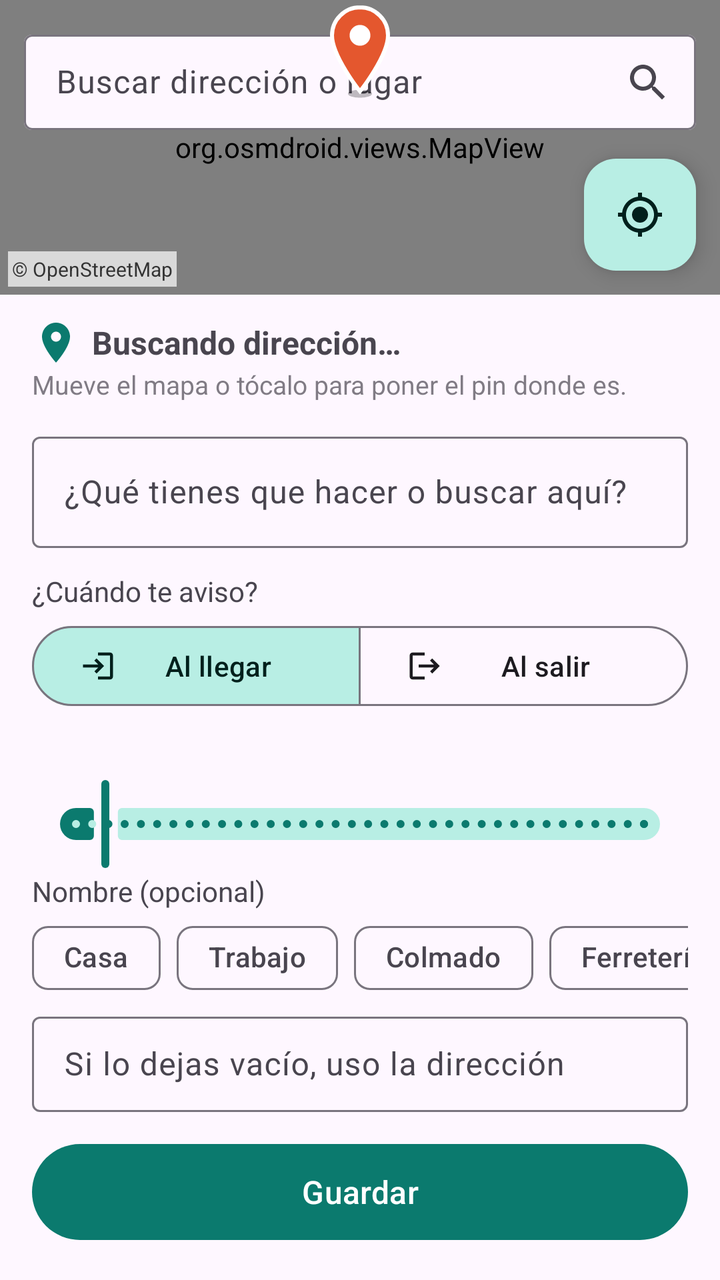
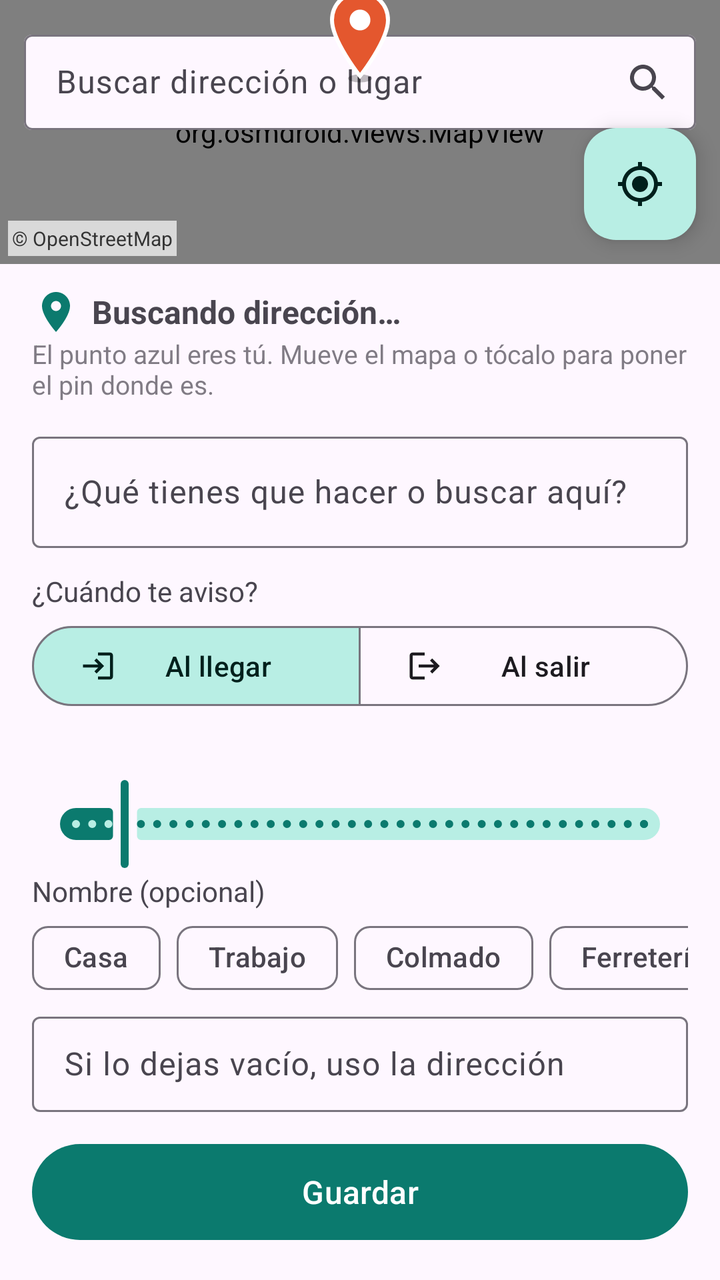

Two renders of the same Android screen: before a commit and after it. Below are the layout's source before the change and the commit's diff.
<!-- AndroidManifest.xml: application theme Theme.Recuerdame -->
<!-- res/layout/activity_map.xml -->
<?xml version="1.0" encoding="utf-8"?>
<LinearLayout xmlns:android="http://schemas.android.com/apk/res/android"
    xmlns:app="http://schemas.android.com/apk/res-auto"
    android:layout_width="match_parent"
    android:layout_height="match_parent"
    android:background="?android:colorBackground"
    android:orientation="vertical">

    <FrameLayout
        android:layout_width="match_parent"
        android:layout_height="0dp"
        android:layout_weight="1">

        <org.osmdroid.views.MapView
            android:id="@+id/map"
            android:layout_width="match_parent"
            android:layout_height="match_parent" />

        
        <ImageView
            android:id="@+id/center_pin"
            android:layout_width="40dp"
            android:layout_height="48dp"
            android:layout_gravity="center"
            android:layout_marginBottom="48dp"
            android:contentDescription="Punto escogido"
            android:elevation="4dp"
            android:src="@drawable/pin_center" />

        <com.google.android.material.textfield.TextInputLayout
            android:id="@+id/search_layout"
            style="@style/Widget.Material3.TextInputLayout.OutlinedBox.Dense"
            android:layout_width="match_parent"
            android:layout_height="wrap_content"
            android:layout_gravity="top"
            android:layout_margin="12dp"
            android:hint="Buscar dirección o lugar"
            app:boxBackgroundColor="?attr/colorSurface"
            app:endIconDrawable="@drawable/ic_search"
            app:endIconContentDescription="Buscar"
            app:endIconMode="custom">

            <com.google.android.material.textfield.TextInputEditText
                android:id="@+id/search_input"
                android:layout_width="match_parent"
                android:layout_height="wrap_content"
                android:imeOptions="actionSearch"
                android:inputType="text"
                android:maxLines="1" />
        </com.google.android.material.textfield.TextInputLayout>

        <com.google.android.material.floatingactionbutton.FloatingActionButton
            android:id="@+id/fab_location"
            android:layout_width="wrap_content"
            android:layout_height="wrap_content"
            android:layout_gravity="bottom|end"
            android:layout_margin="12dp"
            android:contentDescription="Ir a mi ubicación"
            android:src="@drawable/ic_my_location"
            app:fabSize="mini" />

        <TextView
            android:layout_width="wrap_content"
            android:layout_height="wrap_content"
            android:layout_gravity="bottom|start"
            android:layout_margin="4dp"
            android:background="#B3FFFFFF"
            android:padding="2dp"
            android:text="© OpenStreetMap"
            android:textColor="#333333"
            android:textSize="10sp" />
    </FrameLayout>

    <ScrollView
        android:layout_width="match_parent"
        android:layout_height="wrap_content"
        android:fillViewport="false">

        <LinearLayout
            android:layout_width="match_parent"
            android:layout_height="wrap_content"
            android:orientation="vertical"
            android:paddingStart="16dp"
            android:paddingTop="12dp"
            android:paddingEnd="16dp"
            android:paddingBottom="16dp">

            <TextView
                android:id="@+id/address_text"
                android:layout_width="match_parent"
                android:layout_height="wrap_content"
                android:drawablePadding="6dp"
                android:gravity="center_vertical"
                android:text="Buscando dirección…"
                android:textSize="16sp"
                android:textStyle="bold"
                app:drawableStartCompat="@drawable/ic_pin"
                app:drawableTint="?attr/colorPrimary" />

            <TextView
                android:layout_width="match_parent"
                android:layout_height="wrap_content"
                android:alpha="0.7"
                android:text="Mueve el mapa o tócalo para poner el pin donde es."
                android:textSize="13sp" />

            <LinearLayout
                android:id="@+id/new_note_section"
                android:layout_width="match_parent"
                android:layout_height="wrap_content"
                android:orientation="vertical">

                <com.google.android.material.textfield.TextInputLayout
                    android:id="@+id/note_layout"
                    style="@style/Widget.Material3.TextInputLayout.OutlinedBox"
                    android:layout_width="match_parent"
                    android:layout_height="wrap_content"
                    android:layout_marginTop="12dp"
                    android:hint="¿Qué tienes que hacer o buscar aquí?">

                    <com.google.android.material.textfield.TextInputEditText
                        android:id="@+id/note_input"
                        android:layout_width="match_parent"
                        android:layout_height="wrap_content"
                        android:inputType="textCapSentences|textMultiLine"
                        android:maxLines="3" />
                </com.google.android.material.textfield.TextInputLayout>

                <TextView
                    android:layout_width="wrap_content"
                    android:layout_height="wrap_content"
                    android:layout_marginTop="12dp"
                    android:text="¿Cuándo te aviso?"
                    android:textSize="14sp" />

                <com.google.android.material.button.MaterialButtonToggleGroup
                    android:id="@+id/trigger_group"
                    android:layout_width="match_parent"
                    android:layout_height="wrap_content"
                    android:layout_marginTop="4dp"
                    app:checkedButton="@+id/btn_arrive"
                    app:selectionRequired="true"
                    app:singleSelection="true">

                    <com.google.android.material.button.MaterialButton
                        android:id="@+id/btn_arrive"
                        style="@style/Widget.Material3.Button.OutlinedButton"
                        android:layout_width="0dp"
                        android:layout_height="wrap_content"
                        android:layout_weight="1"
                        android:text="Al llegar"
                        app:icon="@drawable/ic_arrive" />

                    <com.google.android.material.button.MaterialButton
                        android:id="@+id/btn_leave"
                        style="@style/Widget.Material3.Button.OutlinedButton"
                        android:layout_width="0dp"
                        android:layout_height="wrap_content"
                        android:layout_weight="1"
                        android:text="Al salir"
                        app:icon="@drawable/ic_leave" />
                </com.google.android.material.button.MaterialButtonToggleGroup>
            </LinearLayout>

            <TextView
                android:id="@+id/radius_label"
                android:layout_width="match_parent"
                android:layout_height="wrap_content"
                android:layout_marginTop="12dp"
                android:textSize="14sp" />

            <com.google.android.material.slider.Slider
                android:id="@+id/radius_slider"
                android:layout_width="match_parent"
                android:layout_height="wrap_content"
                android:contentDescription="Distancia del aviso"
                android:stepSize="50"
                android:value="200"
                android:valueFrom="100"
                android:valueTo="2000"
                app:labelBehavior="gone" />

            <TextView
                android:layout_width="wrap_content"
                android:layout_height="wrap_content"
                android:text="Nombre (opcional)"
                android:textSize="14sp" />

            <HorizontalScrollView
                android:layout_width="match_parent"
                android:layout_height="wrap_content"
                android:scrollbars="none">

                <com.google.android.material.chip.ChipGroup
                    android:id="@+id/name_chips"
                    android:layout_width="wrap_content"
                    android:layout_height="wrap_content"
                    app:singleLine="true">

                    <com.google.android.material.chip.Chip
                        style="@style/Widget.Material3.Chip.Suggestion"
                        android:layout_width="wrap_content"
                        android:layout_height="wrap_content"
                        android:text="Casa" />

                    <com.google.android.material.chip.Chip
                        style="@style/Widget.Material3.Chip.Suggestion"
                        android:layout_width="wrap_content"
                        android:layout_height="wrap_content"
                        android:text="Trabajo" />

                    <com.google.android.material.chip.Chip
                        style="@style/Widget.Material3.Chip.Suggestion"
                        android:layout_width="wrap_content"
                        android:layout_height="wrap_content"
                        android:text="Colmado" />

                    <com.google.android.material.chip.Chip
                        style="@style/Widget.Material3.Chip.Suggestion"
                        android:layout_width="wrap_content"
                        android:layout_height="wrap_content"
                        android:text="Ferretería" />

                    <com.google.android.material.chip.Chip
                        style="@style/Widget.Material3.Chip.Suggestion"
                        android:layout_width="wrap_content"
                        android:layout_height="wrap_content"
                        android:text="Farmacia" />

                    <com.google.android.material.chip.Chip
                        style="@style/Widget.Material3.Chip.Suggestion"
                        android:layout_width="wrap_content"
                        android:layout_height="wrap_content"
                        android:text="Supermercado" />
                </com.google.android.material.chip.ChipGroup>
            </HorizontalScrollView>

            <com.google.android.material.textfield.TextInputLayout
                style="@style/Widget.Material3.TextInputLayout.OutlinedBox.Dense"
                android:layout_width="match_parent"
                android:layout_height="wrap_content"
                android:hint="Si lo dejas vacío, uso la dirección">

                <com.google.android.material.textfield.TextInputEditText
                    android:id="@+id/name_input"
                    android:layout_width="match_parent"
                    android:layout_height="wrap_content"
                    android:inputType="textCapSentences"
                    android:maxLines="1" />
            </com.google.android.material.textfield.TextInputLayout>

            <com.google.android.material.button.MaterialButton
                android:id="@+id/btn_save"
                android:layout_width="match_parent"
                android:layout_height="56dp"
                android:layout_marginTop="12dp"
                android:text="Guardar"
                android:textSize="16sp" />
        </LinearLayout>
    </ScrollView>
</LinearLayout>
<!-- resources referenced by this layout -->
<resources>
  <!-- drawable ic_arrive (drawable) -->
  <?xml version="1.0" encoding="utf-8"?>
  <vector xmlns:android="http://schemas.android.com/apk/res/android" android:width="24dp" android:height="24dp" android:viewportWidth="24" android:viewportHeight="24" android:tint="?attr/colorControlNormal">
      <path android:fillColor="@android:color/white" android:pathData="M11,7L9.6,8.4l2.6,2.6H2v2h10.2l-2.6,2.6L11,17l5,-5L11,7zM20,19h-8v2h8c1.1,0 2,-0.9 2,-2V5c0,-1.1 -0.9,-2 -2,-2h-8v2h8V19z"/>
  </vector>
  <!-- drawable ic_leave (drawable) -->
  <?xml version="1.0" encoding="utf-8"?>
  <vector xmlns:android="http://schemas.android.com/apk/res/android" android:width="24dp" android:height="24dp" android:viewportWidth="24" android:viewportHeight="24" android:tint="?attr/colorControlNormal">
      <path android:fillColor="@android:color/white" android:pathData="M17,7l-1.41,1.41L18.17,11H8v2h10.17l-2.58,2.58L17,17l5,-5zM4,5h8V3H4c-1.1,0 -2,0.9 -2,2v14c0,1.1 0.9,2 2,2h8v-2H4V5z"/>
  </vector>
  <!-- drawable ic_pin (drawable) -->
  <?xml version="1.0" encoding="utf-8"?>
  <vector xmlns:android="http://schemas.android.com/apk/res/android" android:width="24dp" android:height="24dp" android:viewportWidth="24" android:viewportHeight="24" android:tint="?attr/colorControlNormal">
      <path android:fillColor="@android:color/white" android:pathData="M12,2C8.13,2 5,5.13 5,9c0,5.25 7,13 7,13s7,-7.75 7,-13c0,-3.87 -3.13,-7 -7,-7zM12,11.5c-1.38,0 -2.5,-1.12 -2.5,-2.5s1.12,-2.5 2.5,-2.5 2.5,1.12 2.5,2.5 -1.12,2.5 -2.5,2.5z"/>
  </vector>
  <!-- drawable ic_search (drawable) -->
  <?xml version="1.0" encoding="utf-8"?>
  <vector xmlns:android="http://schemas.android.com/apk/res/android" android:width="24dp" android:height="24dp" android:viewportWidth="24" android:viewportHeight="24" android:tint="?attr/colorControlNormal">
      <path android:fillColor="@android:color/white" android:pathData="M15.5,14h-0.79l-0.28,-0.27C15.41,12.59 16,11.11 16,9.5 16,5.91 13.09,3 9.5,3S3,5.91 3,9.5 5.91,16 9.5,16c1.61,0 3.09,-0.59 4.23,-1.57l0.27,0.28v0.79l5,4.99L20.49,19l-4.99,-5zM9.5,14C7.01,14 5,11.99 5,9.5S7.01,5 9.5,5 14,7.01 14,9.5 11.99,14 9.5,14z"/>
  </vector>
  <!-- drawable pin_center (drawable) -->
  <?xml version="1.0" encoding="utf-8"?>
  <vector xmlns:android="http://schemas.android.com/apk/res/android" android:width="40dp" android:height="48dp" android:viewportWidth="20" android:viewportHeight="24">
      <path android:fillColor="#40000000" android:pathData="M10,22.6m-3,0a3,1 0,1 1,6 0a3,1 0,1 1,-6 0"/>
      <path android:fillColor="#E4572E" android:strokeColor="#FFFFFF" android:strokeWidth="1" android:pathData="M10,1C6.13,1 3,4.13 3,8c0,5.25 7,14 7,14s7,-8.75 7,-14c0,-3.87 -3.13,-7 -7,-7z"/>
      <path android:fillColor="#FFFFFF" android:pathData="M10,8m-2.6,0a2.6,2.6 0,1 1,5.2 0a2.6,2.6 0,1 1,-5.2 0"/>
  </vector>
  <style name="Theme.Recuerdame" parent="Theme.Material3.DayNight">
          <item name="colorPrimary">@color/brand</item>
          <item name="colorOnPrimary">@color/brand_on</item>
          <item name="colorPrimaryContainer">@color/brand_container</item>
          <item name="colorOnPrimaryContainer">@color/brand_on_container</item>
          <item name="colorSecondaryContainer">@color/brand_container</item>
          <item name="colorOnSecondaryContainer">@color/brand_on_container</item>
      </style>
  <color name="brand">#0B7A6E</color>
  <color name="brand_on">#FFFFFF</color>
  <color name="brand_container">#B8EEE4</color>
  <color name="brand_on_container">#00201C</color>
  <!-- unchanged entries left out for length: 1 -->
</resources>

<!-- the commit's change to res/layout/activity_map.xml (unified diff, before → after) -->
@@ -101,8 +101,17 @@
                 android:layout_width="match_parent"
                 android:layout_height="wrap_content"
                 android:alpha="0.7"
-                android:text="Mueve el mapa o tócalo para poner el pin donde es."
+                android:text="El punto azul eres tú. Mueve el mapa o tócalo para poner el pin donde es."
                 android:textSize="13sp" />
+
+            <TextView
+                android:id="@+id/gps_text"
+                android:layout_width="match_parent"
+                android:layout_height="wrap_content"
+                android:layout_marginTop="2dp"
+                android:textColor="?attr/colorPrimary"
+                android:textSize="13sp"
+                android:visibility="gone" />
 
             <LinearLayout
                 android:id="@+id/new_note_section"
@@ -174,9 +183,9 @@
                 android:layout_width="match_parent"
                 android:layout_height="wrap_content"
                 android:contentDescription="Distancia del aviso"
-                android:stepSize="50"
+                android:stepSize="10"
                 android:value="200"
-                android:valueFrom="100"
+                android:valueFrom="30"
                 android:valueTo="2000"
                 app:labelBehavior="gone" />
 
